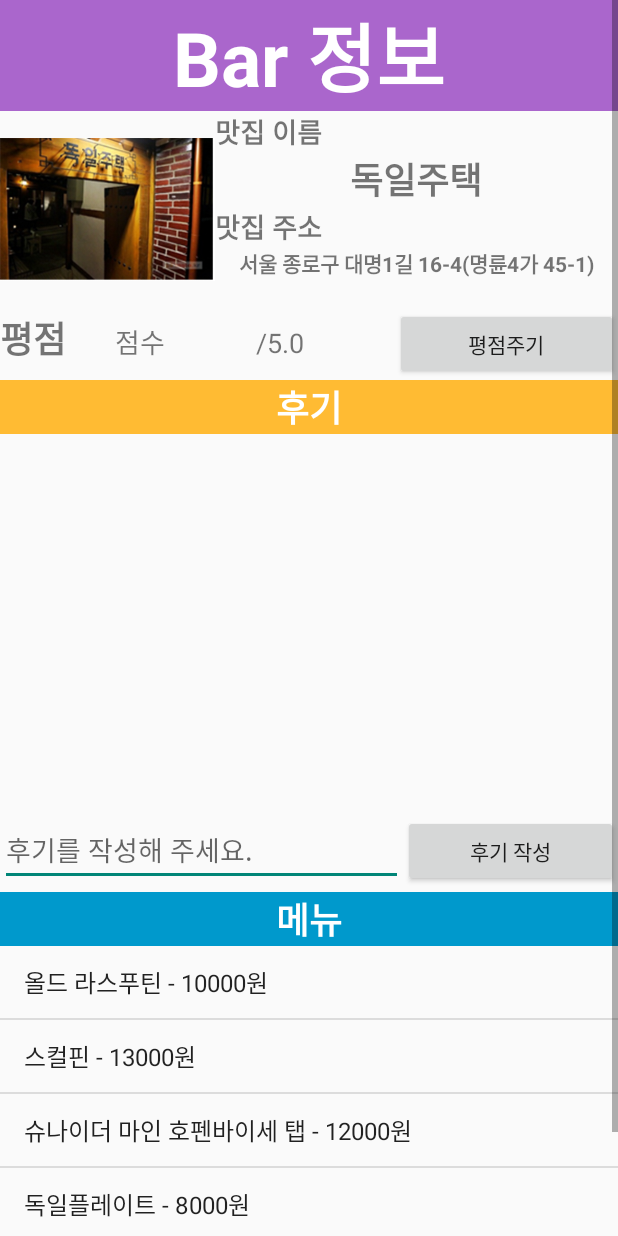
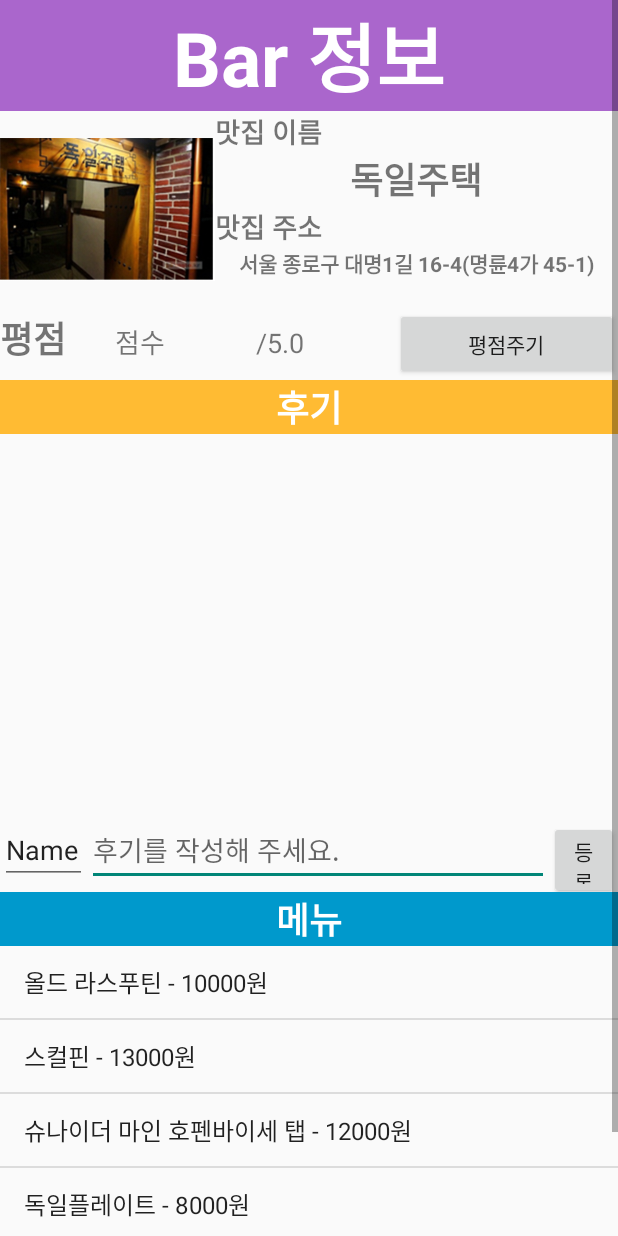
Before and after one commit to harim4422/Cocktail_ver1, an Android app: the BarActivity screen opened directly, with no data from a screen before it, after a tap on "독일주택", on a phone screen of 412 x 824 dp. Run offline under Robolectric (Android 15) with nearby library versions, the phone set to English and light mode, and no system bars.

Commit message:
11111 08

```diff
--- a/app/src/main/java/and/harim/com/cocktail/BarInfoActivity.java
+++ b/app/src/main/java/and/harim/com/cocktail/BarInfoActivity.java
@@ -1,15 +1,27 @@
 package and.harim.com.cocktail;
 
+import android.app.Activity;
+import android.content.Context;
 import android.content.Intent;
+import android.content.SharedPreferences;
 import android.support.v7.app.AppCompatActivity;
 import android.os.Bundle;
+import android.view.LayoutInflater;
+import android.view.MotionEvent;
 import android.view.View;
+import android.view.ViewGroup;
 import android.widget.ArrayAdapter;
 import android.widget.EditText;
 import android.widget.ImageView;
 import android.widget.ListView;
 import android.widget.TextView;
+import android.widget.Toast;
 
+import com.google.gson.Gson;
+import com.google.gson.GsonBuilder;
+import com.google.gson.reflect.TypeToken;
+
+import java.lang.reflect.Type;
 import java.util.ArrayList;
 
 public class BarInfoActivity extends AppCompatActivity {
@@ -18,9 +30,16 @@ public class BarInfoActivity extends AppCompatActivity {
     TextView bar_name_tv;
     TextView bar_address_tv;
     ListView menu_lv;
-    EditText epilogue_et;
+    ListView ep_lv;
+    ListView ep_name_lv;
+    EditText ep_name;
+    EditText ep_et;
+    ArrayList<BarItem> bar_ep;
+    ArrayList<String> ep_name_list;
+    ArrayList<String> ep_list;
+    ArrayAdapter<String> ep_name_adp;
+    ArrayAdapter<String> ep_adp;
     ArrayAdapter<String> menu_adp;
-    ArrayList<String> menu_list;
 
     @Override
     protected void onCreate(Bundle savedInstanceState) {
@@ -32,6 +51,9 @@ public class BarInfoActivity extends AppCompatActivity {
         bar_name_tv =(TextView)findViewById(R.id.bar_name_tv);
         bar_address_tv=(TextView)findViewById(R.id.bar_address_tv);
         menu_lv = (ListView)findViewById(R.id.menu_lv);
+        ep_lv =(ListView)findViewById(R.id.ep_lv);
+        ep_name=(EditText)findViewById(R.id.ep_name);
+        ep_et =(EditText)findViewById(R.id.ep_et);
 
         //BarActivity에서 리스트뷰 데이터 item 받아오기
         BarItem item = (BarItem)getIntent().getSerializableExtra("item");
@@ -41,6 +63,20 @@ public class BarInfoActivity extends AppCompatActivity {
             bar_address_tv.setText(item.getAddress());
             menu_adp = new ArrayAdapter<String>(this, android.R.layout.simple_list_item_1, item.getMenu());
             menu_lv.setAdapter(menu_adp);
+
+            //지도 추가
+            bar_address_tv.setOnTouchListener(new View.OnTouchListener(){   //터치 이벤트 리스너 등록(누를때와 뗐을때를 구분)
+
+
+                public boolean onTouch(View v, MotionEvent event) {
+                    // TODO Auto-generated method stub
+                    if(event.getAction()==MotionEvent.ACTION_DOWN){
+                        Intent intent = new Intent(getApplicationContext(), MapsActivity.class);
+                        startActivity(intent);
+                    }
+                    return true;
+                }
+            });
         }
     }
     public void click_back(View view) {
@@ -57,4 +93,52 @@ public class BarInfoActivity extends AppCompatActivity {
         Intent set = new Intent(this,SettingsActivity.class);
         startActivity(set);
     }//세팅 연결
+
+    public void click_resist(View view) {
+        String name =ep_name.getText().toString();
+        String ep = ep_et.getText().toString();
+        if( name.trim().length()==0 ||  ep.trim().length()==0){
+            Toast.makeText(this,"이름과 후기내용을 확인해 주세요",Toast.LENGTH_SHORT).show();
+            return;
+        }
+        SharedPreferences pref = getPreferences(MODE_PRIVATE);
+        Gson gson = new GsonBuilder().create();
+
+    }
+    private class epAdapter<T> extends ArrayAdapter<BarItem> {
+        private final Activity activity;
+        private final int ep_row;
+        private final ArrayList<BarItem> bar_ep;
+
+        public epAdapter(
+                Activity activity,
+                int ep_row,
+                ArrayList<BarItem> bar_ep) {
+            super(activity,ep_row,bar_ep);
+            this.activity = activity;
+            this.ep_row = ep_row;
+            this.bar_ep = bar_ep;
+        }
+
+        @Override
+        public View getView(int position, View convertView, ViewGroup parent) {
+            // convertView 화면에 한개 행으로 그려지는 뷰
+            // 처음에는 보여줄게 없어서 null
+            if(convertView==null){//초반에
+                LayoutInflater inflater =
+                        (LayoutInflater) activity.getSystemService(
+                                Context.LAYOUT_INFLATER_SERVICE);
+                //XML화면을 자바객체로 변환
+                convertView = inflater.inflate(ep_row,null);
+            }
+            BarItem info = bar_ep.get(position);
+            TextView name_tv = (TextView)convertView.findViewById(R.id.ep_name_tv);
+            TextView company_tv = (TextView)convertView.findViewById(R.id.ep_tv);
+            //name_tv.setText();
+           // company_tv.setText(info.company_name);
+
+            return convertView;
+        }//end getView(...)...
+    }//end SingerAdapter
+
 }
--- /dev/null
+++ b/app/src/main/java/and/harim/com/cocktail/Epilogue.java
@@ -0,0 +1,4 @@
+package and.harim.com.cocktail;
+
+public class Epilogue {
+}
--- a/app/src/main/res/layout/activity_bar_info.xml
+++ b/app/src/main/res/layout/activity_bar_info.xml
@@ -130,12 +130,18 @@
                     android:textSize="24sp"
                     android:textStyle="bold" />
 
-                <ListView
-                    android:id="@+id/epilogue_lv"
+                <LinearLayout
                     android:layout_width="match_parent"
-                    android:layout_height="253dp">
+                    android:layout_height="253dp"
+                    android:orientation="horizontal">
 
-                </ListView>
+                    <ListView
+                        android:id="@+id/ep_lv"
+                        android:layout_width="match_parent"
+                        android:layout_height="match_parent">
+
+                    </ListView>
+                </LinearLayout>
 
                 <LinearLayout
                     android:layout_width="match_parent"
@@ -143,8 +149,17 @@
                     android:orientation="horizontal">
 
                     <EditText
-                        android:id="@+id/epilogue_et"
-                        android:layout_width="wrap_content"
+                        android:id="@+id/ep_name"
+                        android:layout_width="100dp"
+                        android:layout_height="wrap_content"
+                        android:layout_weight="1"
+                        android:ems="10"
+                        android:inputType="textPersonName"
+                        android:text="Name" />
+
+                    <EditText
+                        android:id="@+id/ep_et"
+                        android:layout_width="350dp"
                         android:layout_height="wrap_content"
                         android:layout_weight="1"
                         android:ems="10"
@@ -152,11 +167,12 @@
                         android:inputType="textPersonName" />
 
                     <Button
-                        android:id="@+id/epilogue_btn"
+                        android:id="@+id/ep_resist"
                         android:layout_width="wrap_content"
                         android:layout_height="wrap_content"
                         android:layout_weight="1"
-                        android:text="후기 작성" />
+                        android:onClick="click_resist"
+                        android:text="등록" />
 
                 </LinearLayout>
 
```
Also changed, not shown: app/src/main/java/and/harim/com/cocktail/BarItem.java (+8 -0 lines), app/src/main/res/layout/ep_view.xml (added, +20 -0 lines).
